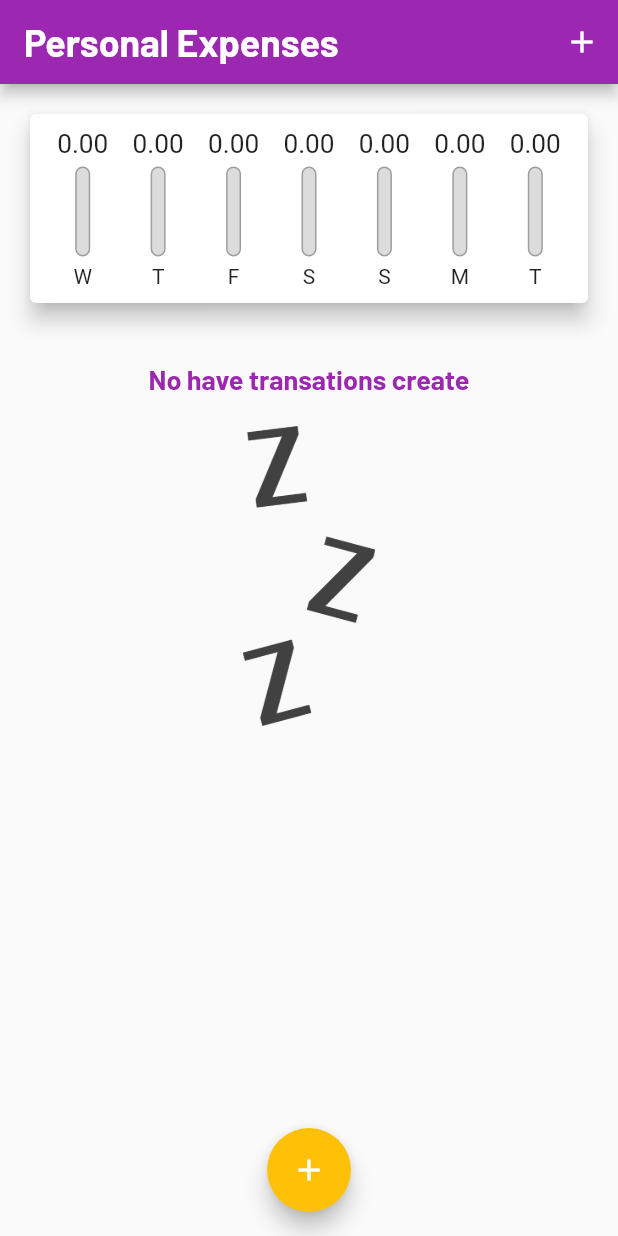
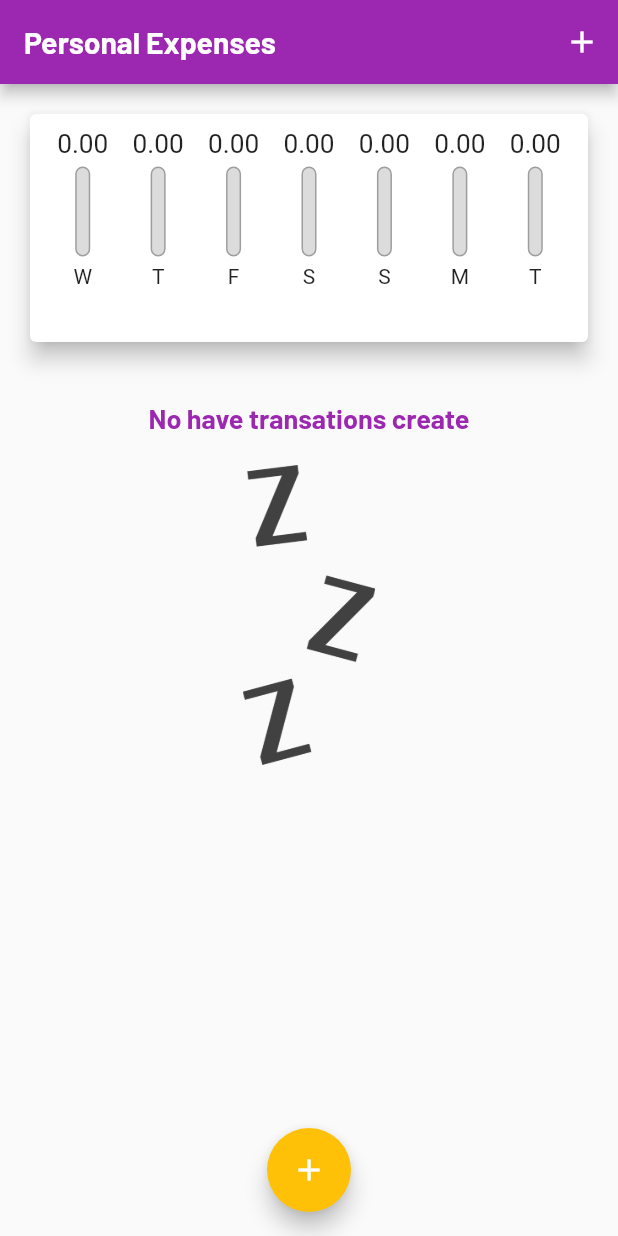
Before and after one commit to cadumeneses/personal_expenses, a Flutter app: the screen it shows after launch, on a phone screen of 412 x 824 dp. Run offline on Flutter 3.47's test engine with Material 2 defaults, Android fonts, the phone set to English and light mode, and no system bars.

Commit message:
style: responsive title and scroll of list

```diff
--- a/lib/components/transaction_list.dart
+++ b/lib/components/transaction_list.dart
@@ -12,10 +12,8 @@ class TransactionList extends StatelessWidget {
   @override
   Widget build(BuildContext context) {
     return SizedBox(
-      height: MediaQuery.of(context).size.height * 0.7,
       child: transactions.isEmpty
-          ? SingleChildScrollView(
-              child: Column(
+          ? Column(
               children: [
                 const SizedBox(height: 20),
                 Text(
@@ -31,7 +29,6 @@ class TransactionList extends StatelessWidget {
                   ),
                 )
               ],
-              ),
             )
           : ListView.builder(
               itemCount: transactions.length,
--- a/lib/main.dart
+++ b/lib/main.dart
@@ -34,7 +34,6 @@ class ExpensesApp extends StatelessWidget {
         appBarTheme: const AppBarTheme(
           titleTextStyle: TextStyle(
             fontFamily: 'Barlow',
-            fontSize: 25,
             fontWeight: FontWeight.bold,
           ),
         ),
@@ -90,10 +89,12 @@ class _MyHomePageState extends State<MyHomePage> {
 
   @override
   Widget build(BuildContext context) {
-    return Scaffold(
-      appBar: AppBar(
-        title: const Text(
+    final appBar = AppBar(
+      title: Text(
         'Personal Expenses',
+        style: TextStyle(
+          fontSize: 20 * MediaQuery.of(context).textScaleFactor,
+        ),
       ),
       actions: [
         IconButton(
@@ -101,13 +102,25 @@ class _MyHomePageState extends State<MyHomePage> {
           icon: const Icon(Icons.add),
         )
       ],
-      ),
+    );
+    final availableHeight = MediaQuery.of(context).size.height -
+        appBar.preferredSize.height -
+        MediaQuery.of(context).padding.top;
+
+    return Scaffold(
+      appBar: appBar,
       body: SingleChildScrollView(
         child: Column(
           crossAxisAlignment: CrossAxisAlignment.stretch,
           children: [
-            Chart(_recentTransactions),
-            TransactionList(_transactions, _deleteTransaction),
+            SizedBox(
+              height: availableHeight * 0.25,
+              child: Chart(_recentTransactions),
+            ),
+            SizedBox(
+              height: availableHeight * 0.75,
+              child: TransactionList(_transactions, _deleteTransaction),
+            ),
           ],
         ),
       ),
```
Lines whose indentation alone changed are shown as unchanged.
